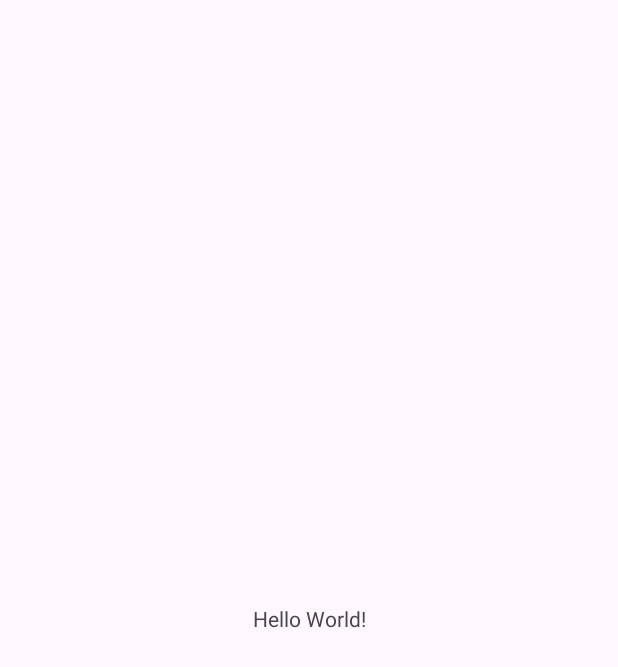
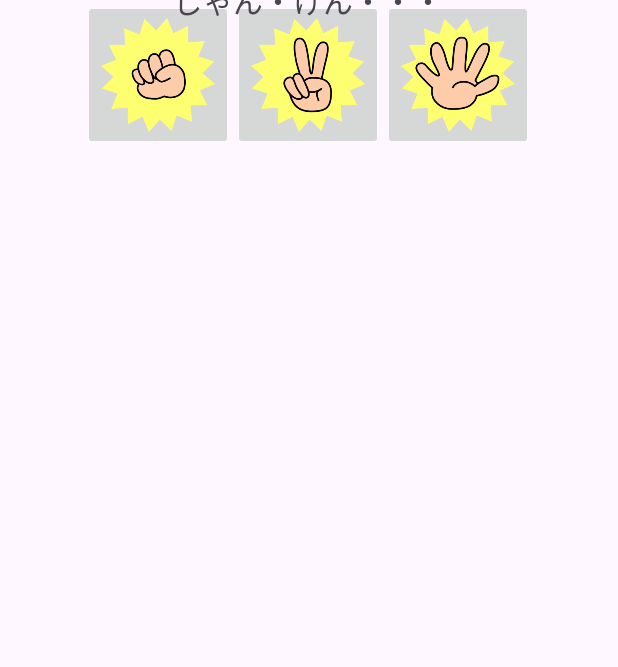
Before and after one commit to KobayashiYoh/KotlinLeaning, an Android app: the screen it shows after launch (MainActivity), on a phone screen of 412 x 824 dp. Before the commit the part shown is almost empty. Shown: the top 667 px of the screen. Run offline under Robolectric (Android 15) with nearby library versions, the phone set to English and light mode, and no system bars.

Commit message:
じゃんけんのプレイ画面を作成

```diff
--- a/Janken/app/build.gradle.kts
+++ b/Janken/app/build.gradle.kts
@@ -33,6 +33,10 @@ android {
     kotlinOptions {
         jvmTarget = "1.8"
     }
+
+    buildFeatures {
+        viewBinding = true
+    }
 }
 
 dependencies {
--- a/Janken/app/src/main/res/layout/activity_main.xml
+++ b/Janken/app/src/main/res/layout/activity_main.xml
@@ -7,12 +7,44 @@
     android:layout_height="match_parent"
     tools:context=".MainActivity">
 
+    <ImageButton
+        android:id="@+id/choki"
+        android:layout_width="100dp"
+        android:layout_height="100dp"
+        android:scaleType="fitCenter"
+        app:layout_constraintEnd_toEndOf="parent"
+        app:layout_constraintHorizontal_bias="0.498"
+        app:layout_constraintStart_toStartOf="parent"
+        app:srcCompat="@drawable/choki"
+        tools:layout_editor_absoluteY="331dp" />
+
+    <ImageButton
+        android:id="@+id/gu"
+        android:layout_width="100dp"
+        android:layout_height="100dp"
+        android:scaleType="fitCenter"
+        app:layout_constraintEnd_toStartOf="@+id/choki"
+        app:layout_constraintTop_toTopOf="@+id/choki"
+        app:srcCompat="@drawable/gu" />
+
+    <ImageButton
+        android:id="@+id/pa"
+        android:layout_width="100dp"
+        android:layout_height="100dp"
+        android:scaleType="fitCenter"
+        app:layout_constraintStart_toEndOf="@+id/choki"
+        app:layout_constraintTop_toTopOf="@+id/choki"
+        app:srcCompat="@drawable/pa" />
+
     <TextView
+        android:id="@+id/textView"
         android:layout_width="wrap_content"
         android:layout_height="wrap_content"
-        android:text="Hello World!"
-        app:layout_constraintBottom_toBottomOf="parent"
+        android:text="@string/janken_text"
+        android:textSize="20sp"
+        app:layout_constraintBottom_toTopOf="@+id/choki"
         app:layout_constraintEnd_toEndOf="parent"
+        app:layout_constraintHorizontal_bias="0.497"
         app:layout_constraintStart_toStartOf="parent"
         app:layout_constraintTop_toTopOf="parent" />
 
--- a/Janken/app/src/main/res/values/strings.xml
+++ b/Janken/app/src/main/res/values/strings.xml
@@ -1,3 +1,4 @@
 <resources>
     <string name="app_name">Janken</string>
+    <string name="janken_text">じゃん・けん・・・</string>
 </resources>
```
